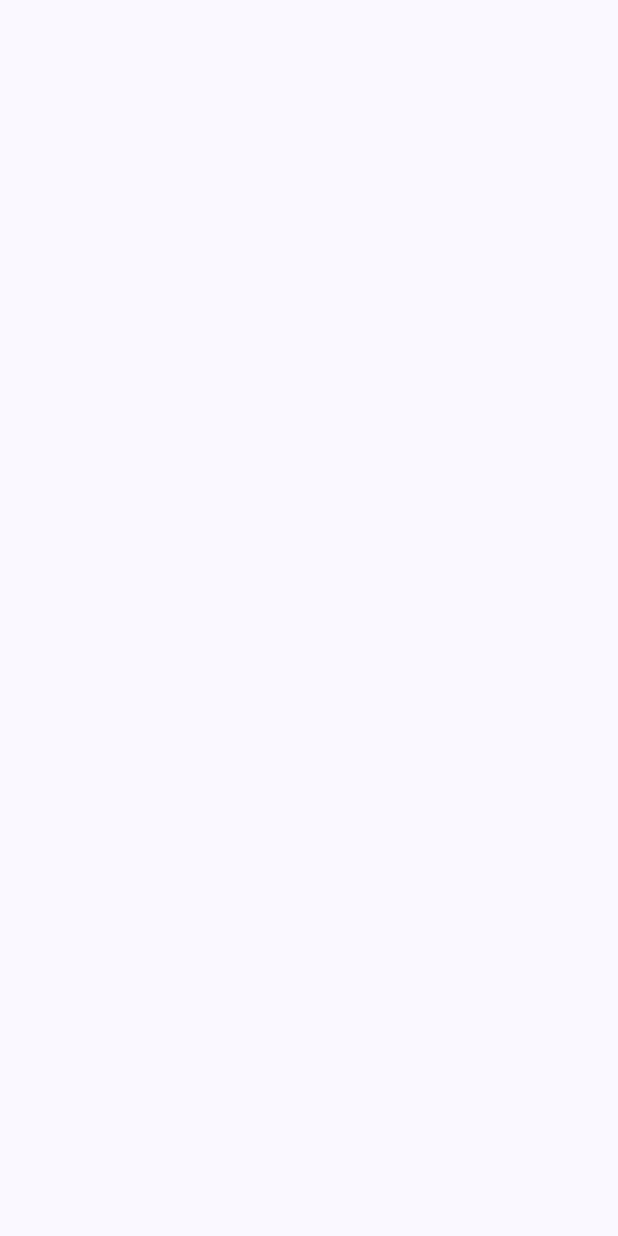
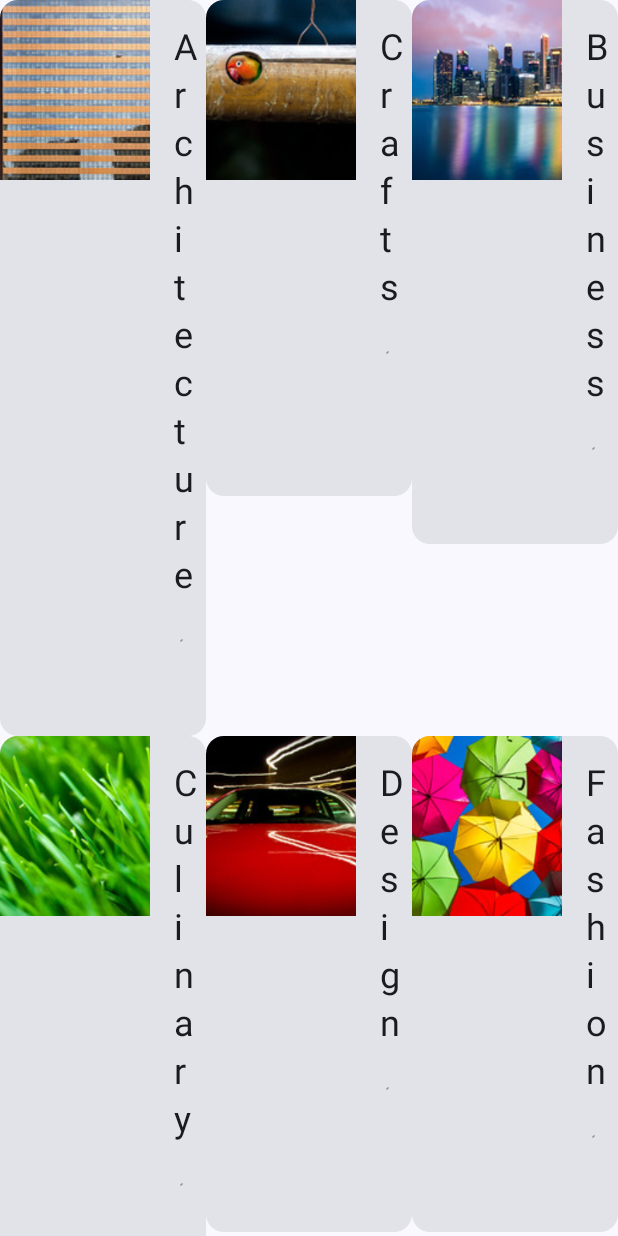
Before and after one commit to s19120184/Cuadricula, an Android app built with Jetpack Compose: the screen it shows after launch (MainActivity), on a phone screen of 412 x 824 dp. Before the commit the screen is empty. Run offline under Robolectric (Android 15) with nearby library versions, the phone set to English and light mode, and no system bars.

Commit message:
lazy vertical grid

```diff
--- a/app/src/main/java/com/example/cuadricula/MainActivity.kt
+++ b/app/src/main/java/com/example/cuadricula/MainActivity.kt
@@ -4,6 +4,8 @@ import android.os.Bundle
 import androidx.activity.ComponentActivity
 import androidx.activity.compose.setContent
 import androidx.compose.foundation.Image
+import androidx.compose.foundation.border
+import androidx.compose.foundation.layout.Arrangement
 import androidx.compose.foundation.layout.Column
 import androidx.compose.foundation.layout.Row
 import androidx.compose.foundation.layout.fillMaxSize
@@ -13,6 +15,11 @@ import androidx.compose.foundation.layout.padding
 import androidx.compose.foundation.layout.paddingFrom
 import androidx.compose.foundation.layout.paddingFromBaseline
 import androidx.compose.foundation.layout.width
+import androidx.compose.foundation.lazy.LazyColumn
+import androidx.compose.foundation.lazy.grid.GridCells
+import androidx.compose.foundation.lazy.grid.LazyVerticalGrid
+import androidx.compose.foundation.lazy.grid.items
+import androidx.compose.foundation.lazy.items
 import androidx.compose.material3.Card
 import androidx.compose.material3.Icon
 import androidx.compose.material3.MaterialTheme
@@ -50,7 +57,7 @@ class MainActivity : ComponentActivity() {
 
 @Composable
 fun CursosApp(){
-     CursosLista(listaCursos = Datasourse().cargarCursos())
+     CursosLista(listaCursos= Datasourse().cargarCursos(), modifier = Modifier)
 }
 
 
@@ -77,6 +84,7 @@ fun CursosCuadricula(cursos: Topic ,modifier: Modifier= Modifier) {
                    iconoCard(
                        icono = R.drawable.icono,
                        descripcion = R.string.Icono,
+                       cantidad= cursos.cantidad,
                        modifier = Modifier)
                }
              }
@@ -92,19 +100,29 @@ fun textoCard( text: Int ,modifier: Modifier){
                 modifier = Modifier.padding(16.dp),
                 style = MaterialTheme.typography.headlineSmall
             )
+
     }
 
 }
 @Composable
-fun iconoCard(icono : Int , descripcion: Int ,modifier: Modifier){
-    Row (
-        modifier.fillMaxWidth()
-    ){
+fun iconoCard(icono : Int , descripcion: Int , cantidad: Int ,modifier: Modifier){
+    Row {
+        Column {
             Icon(
                 painter = painterResource(id = icono),
                 contentDescription = stringResource(id = descripcion),
-            modifier = Modifier.padding(20.dp ,10.dp ,15.dp, 20.dp)
+                modifier = Modifier
+                    .padding(20.dp, 10.dp, 15.dp, 20.dp)
             )
+        }
+        Column {
+            Text(
+                text = cantidad.toString(),
+                modifier = Modifier.padding(5.dp),
+                style = MaterialTheme.typography.headlineSmall
+
+            )
+        }
     }
 }
 
@@ -115,9 +133,20 @@ fun iconoCard(icono : Int , descripcion: Int ,modifier: Modifier){
 @Composable
 fun CursoCuadriculaPreview() {
         CursosCuadricula(Topic(R.string.architecture,58,R.drawable.architecture))
+
 }
 
 @Composable
-fun CursosLista(listaCursos : List<Topic>,modifier :Modifier=Modifier){
+fun CursosLista(listaCursos : List<Topic> ,modifier :Modifier=Modifier) {
+    LazyVerticalGrid(
+        columns = GridCells.Adaptive(minSize = 128.dp)
+    ) {
 
+        items(listaCursos) { topic ->
+            CursosCuadricula(
+                cursos = topic,
+                modifier = Modifier.padding(8.dp)
+            )
         }
+    }
+}
--- a/app/src/main/java/com/example/cuadricula/data/Datasource.kt
+++ b/app/src/main/java/com/example/cuadricula/data/Datasource.kt
@@ -7,8 +7,7 @@ class Datasourse() {
 
     fun cargarCursos(): List<Topic> {
 
-        val topics = listOf(
-          return listOf<Topic>(Topic(R.string.architecture, 58, R.drawable.architecture),
+          return listOf(Topic(R.string.architecture, 58, R.drawable.architecture),
             Topic(R.string.crafts, 121, R.drawable.crafts),
             Topic(R.string.business, 78, R.drawable.business),
             Topic(R.string.culinary, 118, R.drawable.culinary),
@@ -22,6 +21,6 @@ class Datasourse() {
             Topic(R.string.painting, 172, R.drawable.painting),
             Topic(R.string.photography, 321, R.drawable.photography),
             Topic(R.string.tech, 118, R.drawable.tech)
-        ))
+        )
     }
 }
--- a/app/src/main/java/com/example/cuadricula/model/Topic.kt
+++ b/app/src/main/java/com/example/cuadricula/model/Topic.kt
@@ -5,6 +5,6 @@ import androidx.annotation.StringRes
 
 data class Topic(
     @StringRes  val stringResourceId: Int,
-    val cantidad: Int,
+    val cantidad : Int =1,
     @DrawableRes val imageResourseId: Int
 )
```
Lines whose indentation alone changed are shown as unchanged.
